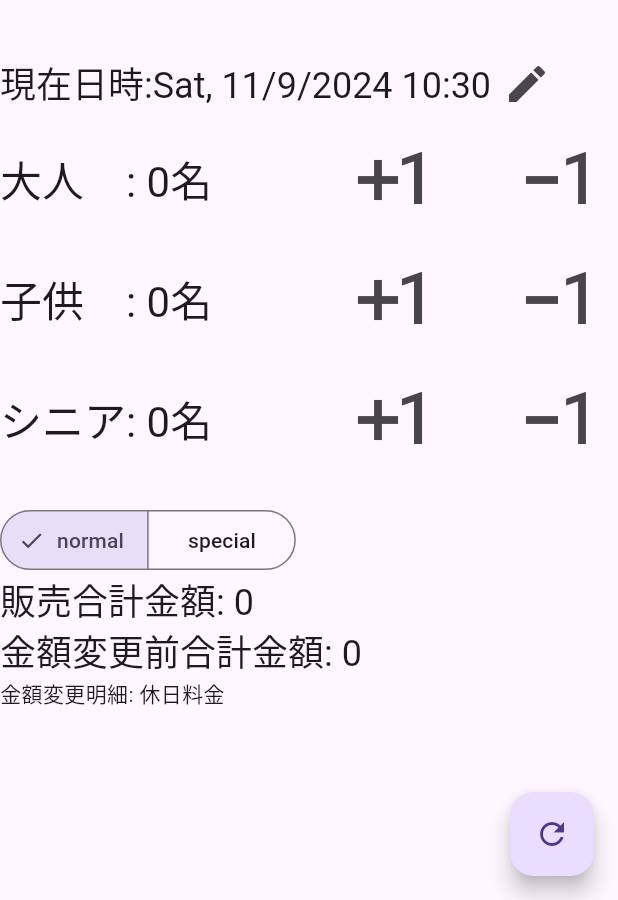
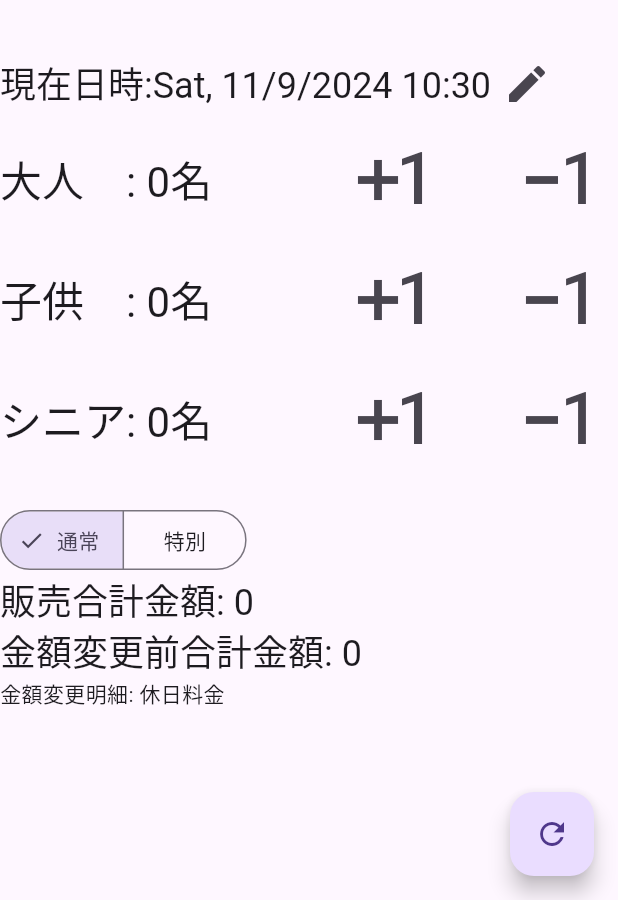
Before and after one commit to xaatw0/zooo_app, a Flutter app: the screen it shows after launch, on a phone screen of 412 x 824 dp, the part 336-1236 px from its top. Run offline on Flutter 3.47's test engine with Material 3 defaults, Android fonts, the light colour scheme and no system bars; our stand-ins replace flutter_riverpod, riverpod_annotation; generated files the repository leaves out were written again.

Commit message:
通常、特別の日本語を追加。不要な言語ファイルの中身を削除

```diff
--- a/lib/l10n/app_en.arb
+++ b/lib/l10n/app_en.arb
@@ -1,5 +1,3 @@
 {
-  "@@locale":"en",
-  "title":"Flutter Demo Home Page",
-  "message": "You have pushed the button this many times:"
+  "@@locale":"en"
 }
--- a/lib/l10n/app_ja.arb
+++ b/lib/l10n/app_ja.arb
@@ -1,5 +1,3 @@
 {
-  "@@locale":"ja",
-  "title":"Flutterのデモページ",
-  "message": "あなたは以下の回数ボタンを押しました:"
+  "@@locale":"ja"
 }
--- a/lib/logic/entry_fee.dart
+++ b/lib/logic/entry_fee.dart
@@ -3,10 +3,14 @@ import 'dart:convert';
 ///チケットの種類
 enum FeeType {
   /// 通常
-  normal,
+  normal('通常'),
 
   /// 特別
-  special;
+  special('特別');
+
+  const FeeType(this.label);
+
+  final String label;
 }
 
 /// 顧客区分
--- a/lib/ui/pages/fee_calculator/fee_caluculator_page.dart
+++ b/lib/ui/pages/fee_calculator/fee_caluculator_page.dart
@@ -60,7 +60,7 @@ class MainApp extends ConsumerWidget {
             const SizedBox(height: 16),
             SegmentedButton<FeeType>(
               segments: FeeType.values
-                  .map((e) => ButtonSegment(value: e, label: Text(e.name)))
+                  .map((e) => ButtonSegment(value: e, label: Text(e.label)))
                   .toList(),
               selected: {
                 ref.watch(
```
